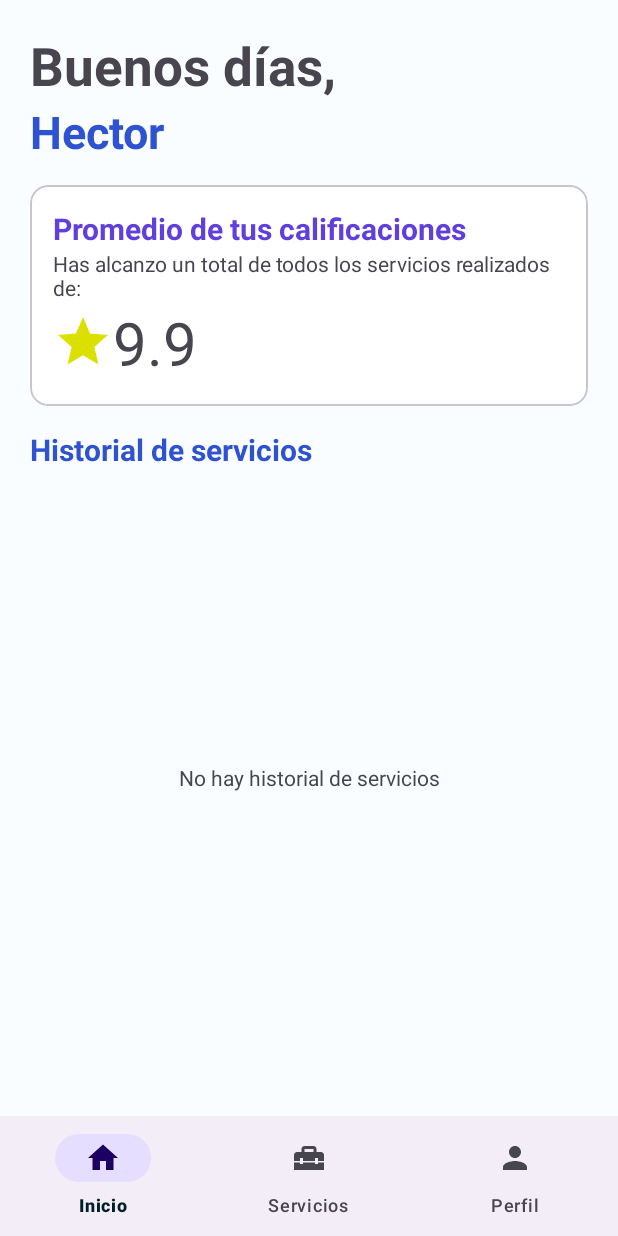
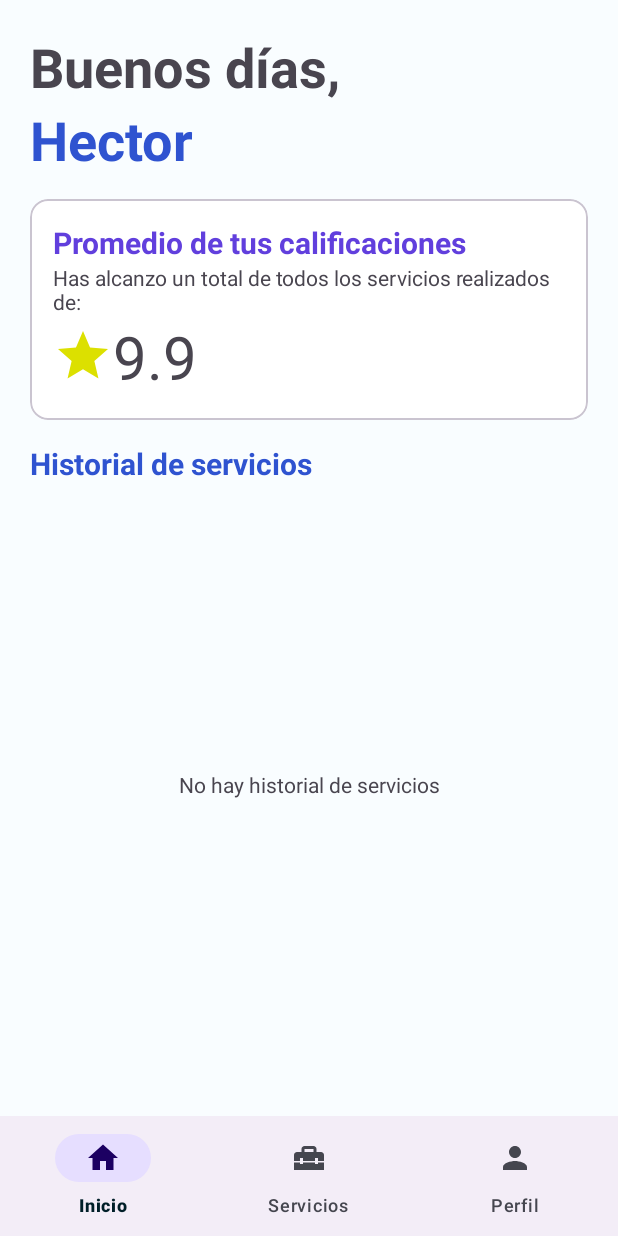
Before and after one commit to NunnaTech/HeyFix-Worker, an Android app: the HomeFragment screen opened directly, with no data from a screen before it, on a phone screen of 412 x 824 dp. Run offline under Robolectric (Android 15) with nearby library versions, the phone set to English and light mode, and no system bars; our stand-ins replace navigation-ui.

Commit message:
Change some files

```diff
--- a/app/src/main/AndroidManifest.xml
+++ b/app/src/main/AndroidManifest.xml
@@ -22,7 +22,7 @@
         <activity
             android:name=".LoginActivity"
             android:exported="true"
-            android:screenOrientation="portrait"></activity>
+            android:screenOrientation="portrait"/>
         <activity
             android:name=".ChatActivity"
             android:exported="false"
--- /dev/null
+++ b/app/src/main/res/drawable-v24/ic_star.xml
@@ -0,0 +1,9 @@
+<vector xmlns:android="http://schemas.android.com/apk/res/android"
+    android:width="50dp"
+    android:height="50dp"
+    android:viewportWidth="24"
+    android:viewportHeight="24">
+    <path
+        android:fillColor="#FFC107"
+        android:pathData="M12,17.27L18.18,21L16.54,13.97L22,9.24L14.81,8.62L12,2L9.19,8.62L2,9.24L7.45,13.97L5.82,21L12,17.27Z" />
+</vector>
--- a/app/src/main/res/drawable/ic_star.xml
+++ /dev/null
@@ -1,5 +0,0 @@
-<vector android:height="24dp" android:tint="#000000"
-    android:viewportHeight="24" android:viewportWidth="24"
-    android:width="24dp" xmlns:android="http://schemas.android.com/apk/res/android">
-    <path android:fillColor="@android:color/white" android:pathData="M12,17.27L18.18,21l-1.64,-7.03L22,9.24l-7.19,-0.61L12,2 9.19,8.63 2,9.24l5.46,4.73L5.82,21z"/>
-</vector>
--- a/app/src/main/res/layout/activity_register.xml
+++ b/app/src/main/res/layout/activity_register.xml
@@ -205,7 +205,7 @@
                 android:layout_height="match_parent"
                 android:layout_marginTop="15dp"
                 android:layout_marginBottom="60dp"
-                android:text="Iniciar sesión" />
+                android:text="Registrarse" />
 
         </LinearLayout>
     </ScrollView>
--- a/app/src/main/res/layout/fragment_home.xml
+++ b/app/src/main/res/layout/fragment_home.xml
@@ -16,7 +16,7 @@
             android:layout_width="match_parent"
             android:layout_height="wrap_content"
             android:text="Buenos días,"
-            android:textSize="35sp"
+            android:textSize="@dimen/dimenTitle"
             android:textStyle="bold" />
 
         <TextView
@@ -24,7 +24,7 @@
             android:layout_height="wrap_content"
             android:text="Hector"
             android:textColor="@color/md_theme_light_primary"
-            android:textSize="30sp"
+            android:textSize="@dimen/dimenTitle"
             android:textStyle="bold" />
 
         <com.google.android.material.card.MaterialCardView
@@ -80,7 +80,7 @@
         <TextView
             android:layout_width="match_parent"
             android:layout_height="wrap_content"
-            android:text="Historial de servicios"
+            android:text="@string/strHistoryServices"
             android:textColor="@color/md_theme_light_primary"
             android:textSize="20sp"
             android:textStyle="bold" />
@@ -89,7 +89,7 @@
             android:layout_width="match_parent"
             android:layout_height="match_parent"
             android:gravity="center"
-            android:text="No hay historial de servicios"
+            android:text="@string/strHistoryServicesEmpty"
             android:visibility="visible" />
 
         <androidx.recyclerview.widget.RecyclerView
@@ -98,7 +98,6 @@
             tools:itemCount="4"
             tools:listitem="@layout/item_service" />
 
-
     </LinearLayout>
 
 </FrameLayout>
--- a/app/src/main/res/values/strings.xml
+++ b/app/src/main/res/values/strings.xml
@@ -10,6 +10,9 @@
     <string name="textAceptarBtn">Aceptar</string>
     <string name="textRechazarBtn">Rechazar</string>
 
+    <!--    Home Fragment-->
+    <string name="strHistoryServices">Historial de servicios</string>
+    <string name="strHistoryServicesEmpty">No hay historial de servicios</string>
 
     <!--    Register Activity-->
     <string name="strTitleRegister">Crear nueva</string>
```
Also changed, not shown: app/src/main/res/drawable-v24/ic_star_border.xml (added, +10 -0 lines).
